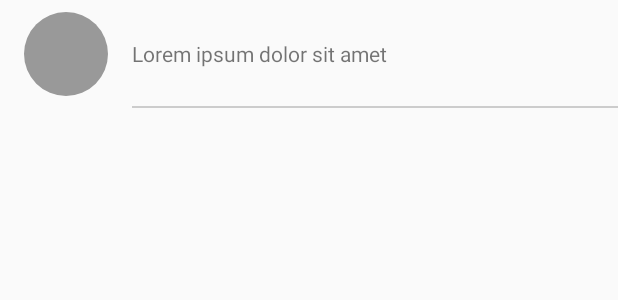
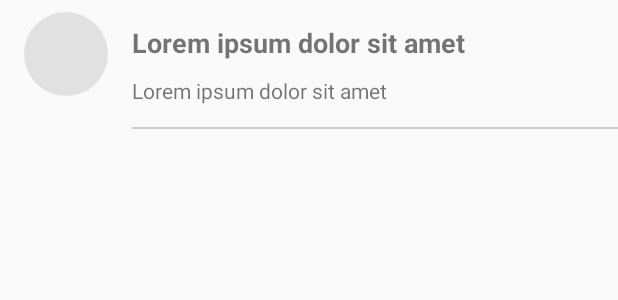
Before and after one commit to Gowdham88/SportsImageSharingApp_Android, an Android app: the layout item_comment.xml on its own in the app's theme, with its tools: preview values and no code run, on a phone screen of 412 x 824 dp. Shown: the top 300 px of the screen. Run offline under Robolectric (Android 15) with nearby library versions, the phone set to English and light mode, and no system bars.

Commit message:
comments

```diff
--- a/app/src/main/java/io/github/froger/instamaterial/ui/adapter/FeedAdapter.java
+++ b/app/src/main/java/io/github/froger/instamaterial/ui/adapter/FeedAdapter.java
@@ -219,7 +219,6 @@ public class FeedAdapter extends RecyclerView.Adapter<RecyclerView.ViewHolder> {
             if(!this.postItem.getProfileImageURL().equals("") && this.postItem.getProfileImageURL() != null) {
 
                 Picasso.with(context).load(this.postItem.getProfileImageURL())
-                        .placeholder(R.drawable.ic_heart_outline_white)
                         .into(ivUserProfile);
             }
 
@@ -235,8 +234,7 @@ public class FeedAdapter extends RecyclerView.Adapter<RecyclerView.ViewHolder> {
 
             if(!this.postItem.getPostimage().equals("failed")) {
 
-                Picasso.with(context).load(this.postItem.getPostimage())
-                        .placeholder(R.drawable.ic_heart_outline_white).fit()
+                Picasso.with(context).load(this.postItem.getPostimage()).fit()
                         .into(ivFeedCenter);
             }
 
--- a/app/src/main/res/drawable/bg_comment_avatar.xml
+++ b/app/src/main/res/drawable/bg_comment_avatar.xml
@@ -2,5 +2,5 @@
 <!--drawable/bg_comment_avar.xml-->
 <shape xmlns:android="http://schemas.android.com/apk/res/android"
     android:shape="oval">
-    <solid android:color="#999999" />
+    <solid android:color="#b4d8d8d8" />
 </shape>
--- a/app/src/main/res/layout/activity_comments.xml
+++ b/app/src/main/res/layout/activity_comments.xml
@@ -1,8 +1,6 @@
 <RelativeLayout xmlns:android="http://schemas.android.com/apk/res/android"
-    xmlns:tools="http://schemas.android.com/tools"
     android:layout_width="match_parent"
-    android:layout_height="match_parent"
-    tools:context=".CommentsActivity">
+    android:layout_height="match_parent">
 
     <include
         android:id="@+id/toolbar"
--- a/app/src/main/res/layout/item_comment.xml
+++ b/app/src/main/res/layout/item_comment.xml
@@ -10,22 +10,40 @@
         android:paddingBottom="8dp"
         android:paddingTop="8dp">
 
-        <ImageView
+        <de.hdodenhof.circleimageview.CircleImageView
             android:id="@+id/ivUserAvatar"
             android:layout_width="@dimen/comment_avatar_size"
             android:layout_height="@dimen/comment_avatar_size"
             android:layout_marginLeft="16dp"
             android:layout_marginRight="16dp"
             android:background="@drawable/bg_comment_avatar" />
+    <LinearLayout
+        android:layout_width="match_parent"
+        android:layout_height="wrap_content"
+        android:orientation="vertical"
+        android:paddingBottom="8dp"
 
+        android:paddingTop="8dp">
         <TextView
-            android:id="@+id/tvComment"
-            android:layout_width="0dp"
+            android:id="@+id/tvName"
+            android:layout_width="wrap_content"
             android:layout_height="wrap_content"
             android:layout_gravity="center_vertical"
             android:layout_marginRight="16dp"
             android:layout_weight="1"
+            android:textSize="18dp"
+            android:textStyle="bold"
             android:text="Lorem ipsum dolor sit amet" />
+        <TextView
+            android:id="@+id/tvComment"
+            android:layout_width="wrap_content"
+            android:layout_height="wrap_content"
+            android:layout_gravity="center_vertical"
+            android:layout_marginRight="16dp"
+            android:layout_marginTop="10dp"
+            android:layout_weight="1"
+            android:text="Lorem ipsum dolor sit amet" />
+    </LinearLayout>
     </LinearLayout>
 
     <View
--- a/app/src/main/res/layout/item_feed_loader.xml
+++ b/app/src/main/res/layout/item_feed_loader.xml
@@ -68,14 +68,13 @@
                 android:layout_width="match_parent"
                 android:layout_height="match_parent"
                 android:scaleType="center"
-                android:src="@drawable/ic_heart_outline_white"
                 android:visibility="invisible" />
 
             <View
                 android:id="@+id/vProgressBg"
                 android:layout_width="match_parent"
                 android:layout_height="match_parent"
-                android:background="#77ffffff" />
+                android:background="#D8D8D8" />
 
             <io.github.froger.instamaterial.ui.view.SendingProgressView
                 android:id="@+id/vSendingProgress"
--- a/app/src/main/res/values/colors.xml
+++ b/app/src/main/res/values/colors.xml
@@ -16,6 +16,7 @@
     <color name="btn_context_menu_normal">#ffffff</color>
     <color name="btn_context_menu_pressed">#40000000</color>
     <color name="btn_context_menu_text_red">#ffff0000</color>
+    <color name="business_viewcolor">#b4d8d8d8</color>
 
     <color name="text_like_counter">#2b5a83</color>
 
```
Also changed, not shown: app/src/main/java/io/github/froger/instamaterial/ui/adapter/CommentsAdapter.java (+24 -7 lines), app/src/main/res/drawable/circleimgbag.xml (added, +11 -0 lines), app/src/main/res/layout/item_feed.xml (+4 -3 lines), app/src/main/res/values/styles.xml (+6 -1 lines), app/src/main/res/drawable-xxhdpi/ic_heart_outline_white.png (deleted).
